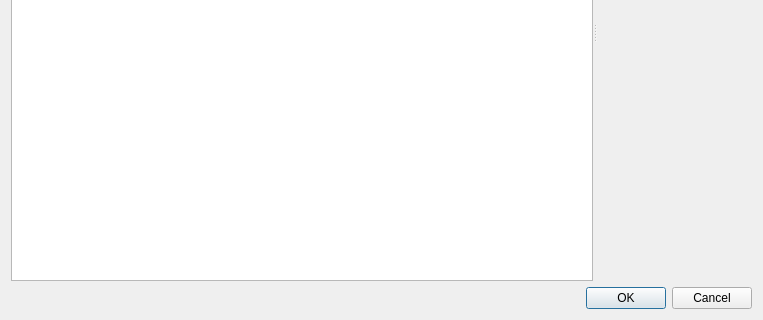
Above: application/dlgselectprojectsubset.ui from jkriege2/QuickFit3 before the change; both pictures show x 0 to 763 and y 248 to 568 of the 763 by 568 pixel window. Below: the same form after it.
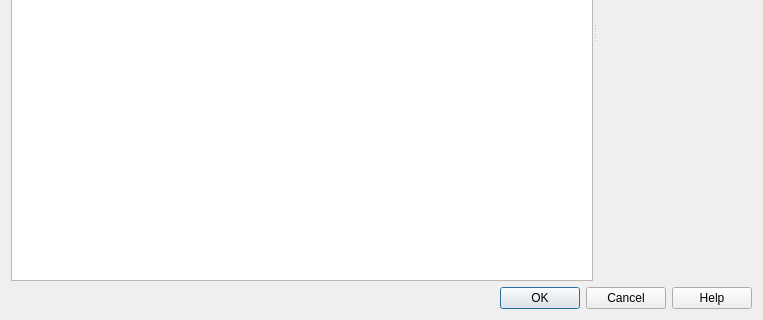
That is the form after the change. Custom widgets are drawn as their Qt base class.

Commit message: QuickFit3/fcs_fitfunctions: added fitfunction with flow and v,D,wxy as parameters QuickFit3: updated online help for tools

What changed in the file:
```diff
--- a/application/dlgselectprojectsubset.ui
+++ b/application/dlgselectprojectsubset.ui
@@ -159,7 +159,7 @@
       <enum>Qt::Horizontal</enum>
      </property>
      <property name="standardButtons">
-      <set>QDialogButtonBox::Cancel|QDialogButtonBox::Ok</set>
+      <set>QDialogButtonBox::Cancel|QDialogButtonBox::Help|QDialogButtonBox::Ok</set>
      </property>
     </widget>
    </item>
```
Left out of the diff: 27 changed lines with no effect on the pictures. The commit also changes 36 other files.
